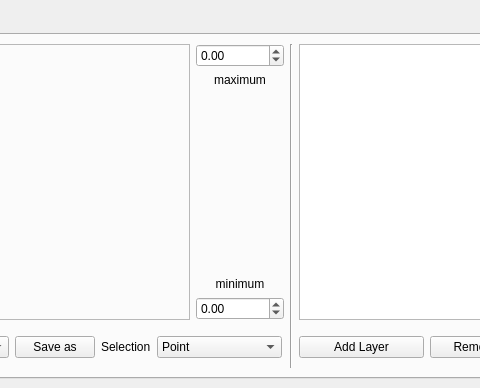
Above: ui/profiletool.ui from DHI-GRAS/qgis-temporal-profile before the change; both pictures show x 822 to 1302 and y 0 to 388 of the 1397 by 388 pixel window. Below: the same form after it.
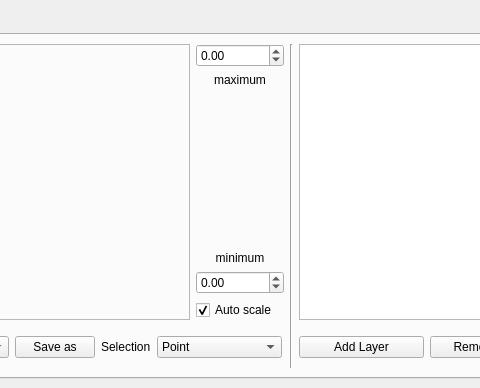
That is the form after the change.

Commit message:
Allow y-axis range to be locked
Resolves #21

```diff
--- a/ui/profiletool.ui
+++ b/ui/profiletool.ui
@@ -235,6 +235,16 @@
               </property>
              </widget>
             </item>
+            <item>
+             <widget class="QCheckBox" name="cboAutoScale">
+              <property name="text">
+               <string>Auto scale</string>
+              </property>
+              <property name="checked">
+               <bool>true</bool>
+              </property>
+             </widget>
+            </item>
            </layout>
           </item>
           <item row="0" column="2">
```
Left out of the diff: 4 changed lines with no effect on the pictures. The commit also changes 1 other file.
